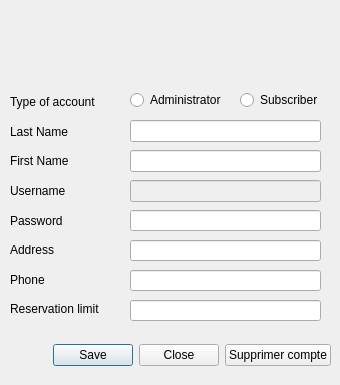
Above: source/accountdialog.ui from sophieham/Glybook before the change. Below: the same form after it.
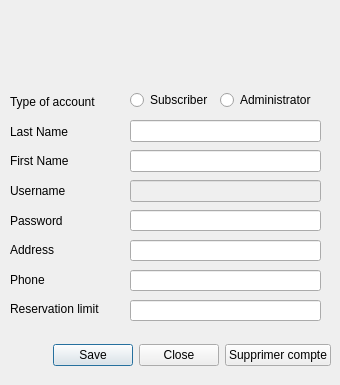
That is the form after the change. Icons and pictures are not drawn.

The edit to the form file:
```diff
--- a/source/accountdialog.ui
+++ b/source/accountdialog.ui
@@ -232,7 +232,7 @@
   <widget class="QRadioButton" name="adm_RB">
    <property name="geometry">
     <rect>
-     <x>130</x>
+     <x>220</x>
      <y>90</y>
      <width>111</width>
      <height>20</height>
@@ -245,7 +245,7 @@
   <widget class="QRadioButton" name="sub_RB">
    <property name="geometry">
     <rect>
-     <x>240</x>
+     <x>130</x>
      <y>90</y>
      <width>95</width>
      <height>20</height>
```
